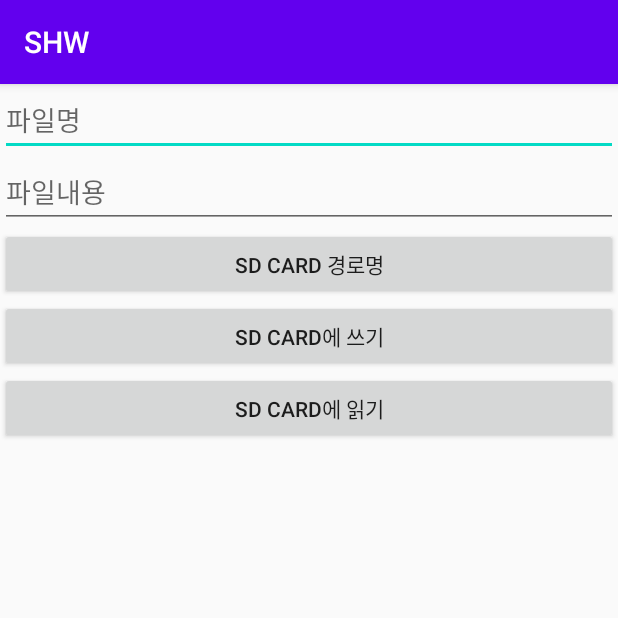
After one commit to Minoyam/School_Homework, an Android app: the SdCardStorageActivity screen opened directly, with no data from a screen before it, on a phone screen of 412 x 824 dp, the top half of it. The commit adds this screen. Run offline under Robolectric (Android 15) with nearby library versions, the phone set to English and light mode, and no system bars.

Commit message:
11강 SD카드에 입출력

```diff
--- a/app/src/main/AndroidManifest.xml
+++ b/app/src/main/AndroidManifest.xml
@@ -9,7 +9,8 @@
         android:roundIcon="@mipmap/ic_launcher_round"
         android:supportsRtl="true"
         android:theme="@style/AppTheme">
-        <activity android:name=".file.InternalStorage"></activity>
+        <activity android:name=".file.SdCardStorageActivity"></activity>
+        <activity android:name=".file.InternalStorageActivity" />
         <activity android:name=".dialogbox.InputDialogBoxActivity" />
         <activity android:name=".dialogbox.ListDialogBoxActivity" />
         <activity android:name=".dialogbox.DialogBoxActivity" />
--- a/app/src/main/java/com/cnm/shw/file/InternalStorage.kt
+++ b/app/src/main/java/com/cnm/shw/file/InternalStorageActivity.kt
@@ -11,7 +11,7 @@ import java.io.FileInputStream
 import java.io.FileOutputStream
 import java.io.InputStreamReader
 
-class InternalStorage : AppCompatActivity() {
+class InternalStorageActivity : AppCompatActivity() {
 
     override fun onCreate(savedInstanceState: Bundle?) {
         super.onCreate(savedInstanceState)
--- a/app/src/main/res/layout/activity_internal_storage.xml
+++ b/app/src/main/res/layout/activity_internal_storage.xml
@@ -4,7 +4,7 @@
     android:layout_width="match_parent"
     android:layout_height="match_parent"
     android:orientation="vertical"
-    tools:context=".file.InternalStorage">
+    tools:context=".file.InternalStorageActivity">
 
     <EditText
         android:id="@+id/et_file_name"
--- /dev/null
+++ b/app/src/main/res/layout/activity_sd_card_storage.xml
@@ -0,0 +1,38 @@
+<?xml version="1.0" encoding="utf-8"?>
+<LinearLayout xmlns:android="http://schemas.android.com/apk/res/android"
+    android:layout_width="match_parent"
+    android:layout_height="match_parent"
+    android:orientation="vertical">
+
+    <EditText
+        android:id="@+id/et_sd_name"
+        android:layout_width="match_parent"
+        android:layout_height="wrap_content"
+        android:hint="@string/et_sd_name" />
+
+    <EditText
+        android:id="@+id/et_sd_text"
+        android:layout_width="match_parent"
+        android:layout_height="wrap_content"
+        android:hint="@string/et_sd_text" />
+
+    <Button
+        android:id="@+id/bt_sd_path"
+        android:layout_width="match_parent"
+        android:layout_height="wrap_content"
+        android:text="@string/bt_sd_path" />
+
+    <Button
+        android:id="@+id/bt_sd_write"
+        android:layout_width="match_parent"
+        android:layout_height="wrap_content"
+        android:text="@string/bt_sd_write" />
+
+    <Button
+        android:id="@+id/bt_sd_read"
+        android:layout_width="match_parent"
+        android:layout_height="wrap_content"
+        android:text="@string/bt_sd_read" />
+
+
+</LinearLayout>
--- a/app/src/main/res/values/strings.xml
+++ b/app/src/main/res/values/strings.xml
@@ -15,4 +15,9 @@
     <string name="bt_dialog_input_name">부모님 성함 입력</string>
     <string name="et_dialog_input_papa">아버지 성함을 입력해주세요.</string>
     <string name="et_dialog_input_mama">어머니 성함을 입력해주세요.</string>
+    <string name="et_sd_name">파일명</string>
+    <string name="et_sd_text">파일내용</string>
+    <string name="bt_sd_path">SD card 경로명</string>
+    <string name="bt_sd_write">SD card에 쓰기</string>
+    <string name="bt_sd_read">SD card에 읽기</string>
 </resources>
```
Also changed, not shown: app/src/main/java/com/cnm/shw/file/SdCardStorageActivity.kt (added, +45 -0 lines).
